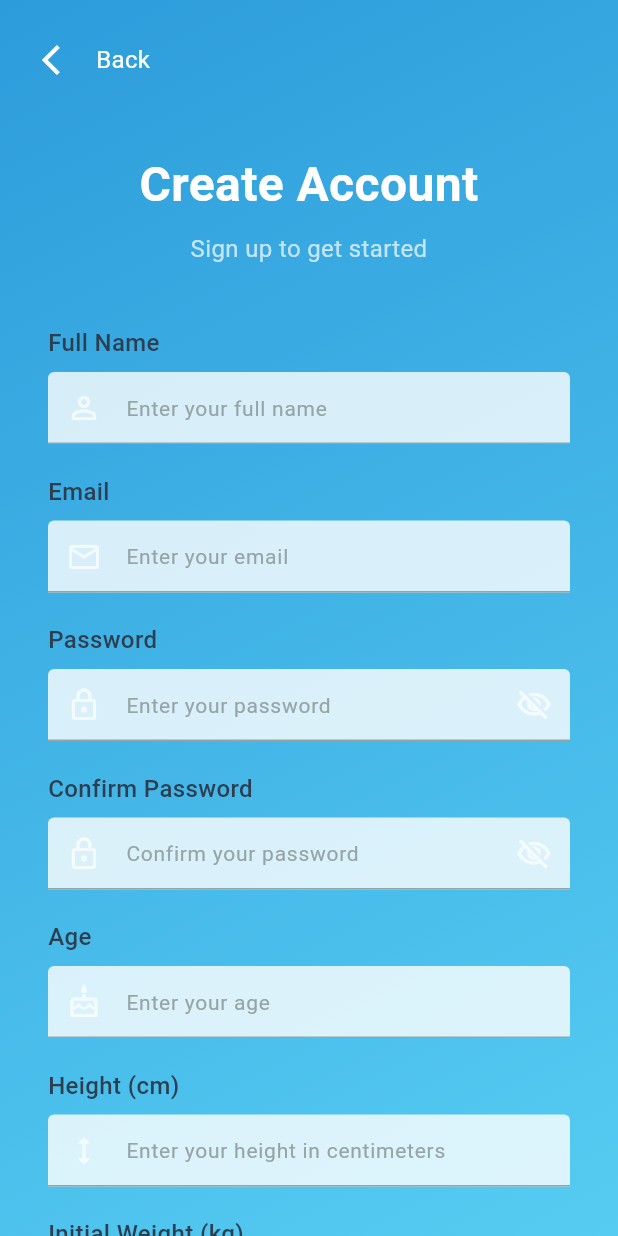
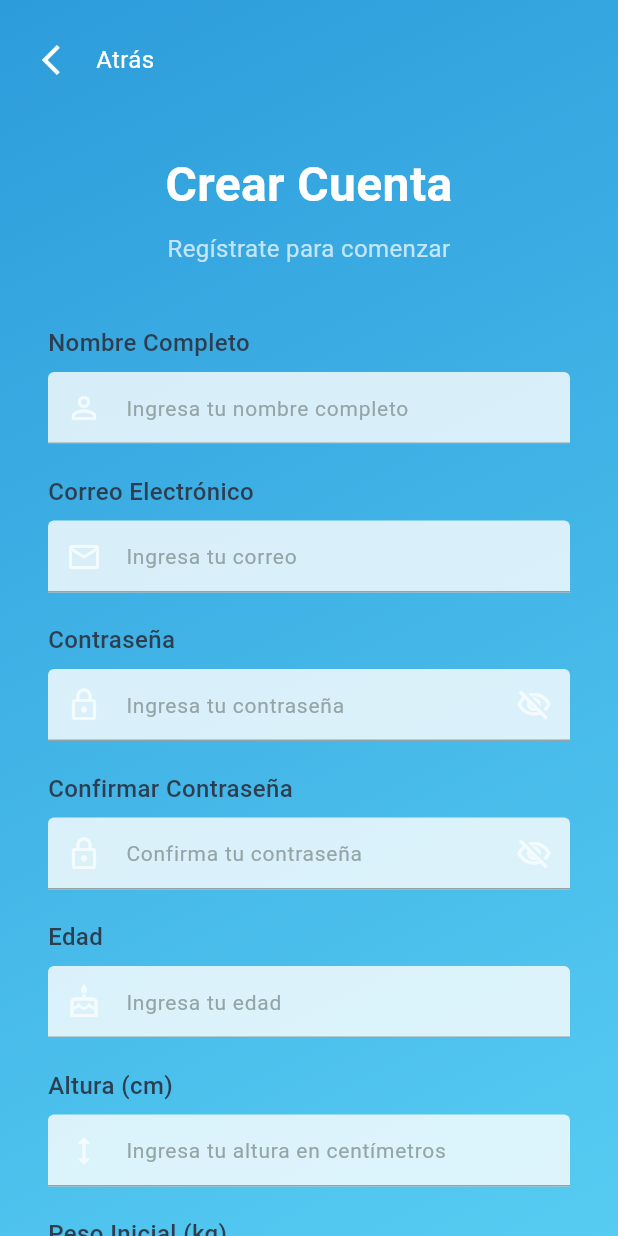
Before and after one commit to TheBarkats/FitManager, a Flutter app: the RegisterPage screen opened directly, on a phone screen of 412 x 824 dp. Run offline on Flutter 3.47's test engine with Material 3 defaults, Android fonts, the light colour scheme and no system bars.

Commit message:
feat: cambiar textos de login y registro a español

```diff
--- a/lib/features/auth/presentation/pages/login_page.dart
+++ b/lib/features/auth/presentation/pages/login_page.dart
@@ -97,13 +97,13 @@ class _LoginPageState extends State<LoginPage> {
 
                           // Campo de Username
                           CustomTextField(
-                            label: 'Username',
-                            hint: 'Enter User ID or Email',
+                            label: 'Usuario',
+                            hint: 'Ingresa tu correo o usuario',
                             controller: _usernameController,
                             keyboardType: TextInputType.emailAddress,
                             validator: (value) {
                               if (value == null || value.isEmpty) {
-                                return 'Please enter your username or email';
+                                return 'Por favor ingresa tu usuario o correo';
                               }
                               return null;
                             },
@@ -113,8 +113,8 @@ class _LoginPageState extends State<LoginPage> {
 
                           // Campo de Password
                           CustomTextField(
-                            label: 'Password',
-                            hint: 'Enter Password',
+                            label: 'Contraseña',
+                            hint: 'Ingresa tu contraseña',
                             controller: _passwordController,
                             obscureText: _obscurePassword,
                             suffixIcon: IconButton(
@@ -132,10 +132,10 @@ class _LoginPageState extends State<LoginPage> {
                             ),
                             validator: (value) {
                               if (value == null || value.isEmpty) {
-                                return 'Please enter your password';
+                                return 'Por favor ingresa tu contraseña';
                               }
                               if (value.length < 6) {
-                                return 'Password must be at least 6 characters';
+                                return 'La contraseña debe tener al menos 6 caracteres';
                               }
                               return null;
                             },
@@ -149,7 +149,7 @@ class _LoginPageState extends State<LoginPage> {
                             child: TextButton(
                               onPressed: _handleForgotPassword,
                               child: Text(
-                                'Forgot Password?',
+                                '¿Olvidaste tu contraseña?',
                                 style: TextStyle(
                                   color: AppColors.textPrimary,
                                   fontSize: 14,
@@ -176,7 +176,7 @@ class _LoginPageState extends State<LoginPage> {
                                     activeColor: AppColors.primary,
                                   ),
                                   Text(
-                                    'Remember Me',
+                                    'Recordarme',
                                     style: TextStyle(
                                       color: AppColors.textPrimary,
                                       fontSize: 14,
@@ -192,7 +192,7 @@ class _LoginPageState extends State<LoginPage> {
                                     vertical: 8,
                                   ),
                                   child: Text(
-                                    'Sign in',
+                                    'Iniciar sesión',
                                     style: TextStyle(fontSize: 16),
                                   ),
                                 ),
@@ -245,7 +245,7 @@ class _LoginPageState extends State<LoginPage> {
                             mainAxisAlignment: MainAxisAlignment.center,
                             children: [
                               Text(
-                                "Don't have an account? ",
+                                "¿No tienes una cuenta? ",
                                 style: TextStyle(
                                   color: AppColors.textPrimary,
                                   fontSize: 14,
@@ -259,7 +259,7 @@ class _LoginPageState extends State<LoginPage> {
                                   tapTargetSize: MaterialTapTargetSize.shrinkWrap,
                                 ),
                                 child: Text(
-                                  'Create Account',
+                                  'Crear cuenta',
                                   style: TextStyle(
                                     color: AppColors.primary,
                                     fontSize: 14,
--- a/lib/features/auth/presentation/pages/register_page.dart
+++ b/lib/features/auth/presentation/pages/register_page.dart
@@ -76,7 +76,7 @@ class _RegisterPageState extends State<RegisterPage> {
                       ),
                     ),
                     const Text(
-                      'Back',
+                      'Atrás',
                       style: TextStyle(
                         color: Colors.white,
                         fontSize: 16,
@@ -99,7 +99,7 @@ class _RegisterPageState extends State<RegisterPage> {
 
                         // Title
                         const Text(
-                          'Create Account',
+                          'Crear Cuenta',
                           style: TextStyle(
                             fontSize: 32,
                             fontWeight: FontWeight.bold,
@@ -109,7 +109,7 @@ class _RegisterPageState extends State<RegisterPage> {
                         ),
                         const SizedBox(height: 8),
                         const Text(
-                          'Sign up to get started',
+                          'Regístrate para comenzar',
                           style: TextStyle(
                             fontSize: 16,
                             color: Colors.white70,
@@ -121,15 +121,15 @@ class _RegisterPageState extends State<RegisterPage> {
                         // Full Name Field
                         CustomTextField(
                           controller: _nameController,
-                          label: 'Full Name',
-                          hint: 'Enter your full name',
+                          label: 'Nombre Completo',
+                          hint: 'Ingresa tu nombre completo',
                           prefixIcon: Icons.person_outline,
                           validator: (value) {
                             if (value == null || value.isEmpty) {
-                              return 'Please enter your name';
+                              return 'Por favor ingresa tu nombre';
                             }
                             if (value.length < 3) {
-                              return 'Name must be at least 3 characters';
+                              return 'El nombre debe tener al menos 3 caracteres';
                             }
                             return null;
                           },
@@ -139,16 +139,16 @@ class _RegisterPageState extends State<RegisterPage> {
                         // Email Field
                         CustomTextField(
                           controller: _emailController,
-                          label: 'Email',
-                          hint: 'Enter your email',
+                          label: 'Correo Electrónico',
+                          hint: 'Ingresa tu correo',
                           prefixIcon: Icons.email_outlined,
                           keyboardType: TextInputType.emailAddress,
                           validator: (value) {
                             if (value == null || value.isEmpty) {
-                              return 'Please enter your email';
+                              return 'Por favor ingresa tu correo';
                             }
                             if (!value.contains('@') || !value.contains('.')) {
-                              return 'Please enter a valid email';
+                              return 'Por favor ingresa un correo válido';
                             }
                             return null;
                           },
@@ -158,8 +158,8 @@ class _RegisterPageState extends State<RegisterPage> {
                         // Password Field
                         CustomTextField(
                           controller: _passwordController,
-                          label: 'Password',
-                          hint: 'Enter your password',
+                          label: 'Contraseña',
+                          hint: 'Ingresa tu contraseña',
                           prefixIcon: Icons.lock_outline,
                           obscureText: _obscurePassword,
                           suffixIcon: IconButton(
@@ -177,10 +177,10 @@ class _RegisterPageState extends State<RegisterPage> {
                           ),
                           validator: (value) {
                             if (value == null || value.isEmpty) {
-                              return 'Please enter a password';
+                              return 'Por favor ingresa una contraseña';
                             }
                             if (value.length < 6) {
-                              return 'Password must be at least 6 characters';
+                              return 'La contraseña debe tener al menos 6 caracteres';
                             }
                             return null;
                           },
@@ -190,8 +190,8 @@ class _RegisterPageState extends State<RegisterPage> {
                         // Confirm Password Field
                         CustomTextField(
                           controller: _confirmPasswordController,
-                          label: 'Confirm Password',
-                          hint: 'Confirm your password',
+                          label: 'Confirmar Contraseña',
+                          hint: 'Confirma tu contraseña',
                           prefixIcon: Icons.lock_outline,
                           obscureText: _obscureConfirmPassword,
                           suffixIcon: IconButton(
@@ -209,10 +209,10 @@ class _RegisterPageState extends State<RegisterPage> {
                           ),
                           validator: (value) {
                             if (value == null || value.isEmpty) {
-                              return 'Please confirm your password';
+                              return 'Por favor confirma tu contraseña';
                             }
                             if (value != _passwordController.text) {
-                              return 'Passwords do not match';
+                              return 'Las contraseñas no coinciden';
                             }
                             return null;
                           },
@@ -222,20 +222,20 @@ class _RegisterPageState extends State<RegisterPage> {
                         // Age Field
                         CustomTextField(
                           controller: _ageController,
-                          label: 'Age',
-                          hint: 'Enter your age',
+                          label: 'Edad',
+                          hint: 'Ingresa tu edad',
                           prefixIcon: Icons.cake_outlined,
                           keyboardType: TextInputType.number,
                           validator: (value) {
                             if (value == null || value.isEmpty) {
-                              return 'Please enter your age';
+                              return 'Por favor ingresa tu edad';
                             }
                             final age = int.tryParse(value);
                             if (age == null) {
-                              return 'Please enter a valid number';
+                              return 'Por favor ingresa un número válido';
                             }
                             if (age < 13 || age > 120) {
-                              return 'Please enter a valid age';
+                              return 'Por favor ingresa una edad válida';
                             }
                             return null;
                           },
@@ -245,20 +245,20 @@ class _RegisterPageState extends State<RegisterPage> {
                         // Height Field (in cm)
                         CustomTextField(
                           controller: _heightController,
-                          label: 'Height (cm)',
-                          hint: 'Enter your height in centimeters',
+                          label: 'Altura (cm)',
+                          hint: 'Ingresa tu altura en centímetros',
                           prefixIcon: Icons.height,
                           keyboardType: TextInputType.numberWithOptions(decimal: true),
                           validator: (value) {
                             if (value == null || value.isEmpty) {
-                              return 'Please enter your height';
+                              return 'Por favor ingresa tu altura';
                             }
                             final height = double.tryParse(value);
                             if (height == null) {
-                              return 'Please enter a valid number';
+                              return 'Por favor ingresa un número válido';
                             }
                             if (height < 50 || height > 300) {
-                              return 'Please enter a valid height';
+                              return 'Por favor ingresa una altura válida';
                             }
                             return null;
                           },
@@ -268,20 +268,20 @@ class _RegisterPageState extends State<RegisterPage> {
                         // Initial Weight Field (in kg)
                         CustomTextField(
                           controller: _weightController,
-                          label: 'Initial Weight (kg)',
-                          hint: 'Enter your current weight',
+                          label: 'Peso Inicial (kg)',
+                          hint: 'Ingresa tu peso actual',
                           prefixIcon: Icons.monitor_weight_outlined,
                           keyboardType: TextInputType.numberWithOptions(decimal: true),
                           validator: (value) {
                             if (value == null || value.isEmpty) {
-                              return 'Please enter your weight';
+                              return 'Por favor ingresa tu peso';
                             }
                             final weight = double.tryParse(value);
                             if (weight == null) {
-                              return 'Please enter a valid number';
+                              return 'Por favor ingresa un número válido';
                             }
                             if (weight < 20 || weight > 500) {
-                              return 'Please enter a valid weight';
+                              return 'Por favor ingresa un peso válido';
                             }
                             return null;
                           },
@@ -300,7 +300,7 @@ class _RegisterPageState extends State<RegisterPage> {
                             ),
                           ),
                           child: const Text(
-                            'Create Account',
+                            'Crear Cuenta',
                             style: TextStyle(
                               fontSize: 16,
                               fontWeight: FontWeight.bold,
@@ -314,7 +314,7 @@ class _RegisterPageState extends State<RegisterPage> {
                           mainAxisAlignment: MainAxisAlignment.center,
                           children: [
                             const Text(
-                              'Already have an account? ',
+                              '¿Ya tienes una cuenta? ',
                               style: TextStyle(
                                 color: Colors.white70,
                                 fontSize: 14,
@@ -323,7 +323,7 @@ class _RegisterPageState extends State<RegisterPage> {
                             GestureDetector(
                               onTap: () => Navigator.pop(context),
                               child: const Text(
-                                'Sign In',
+                                'Iniciar Sesión',
                                 style: TextStyle(
                                   color: Colors.white,
                                   fontSize: 14,
```
